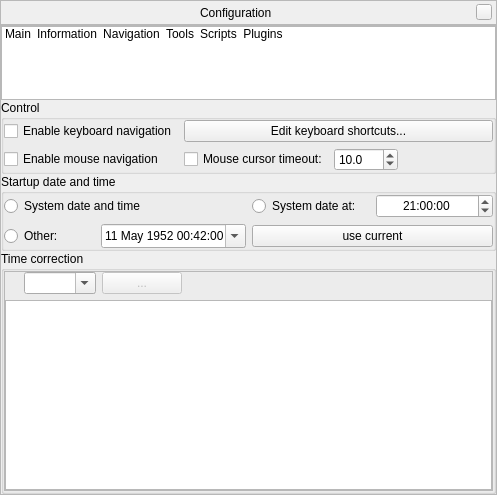
Above: src/gui/configurationDialog.ui from 519984307/stellarium_src before the change. Below: the same form after it.
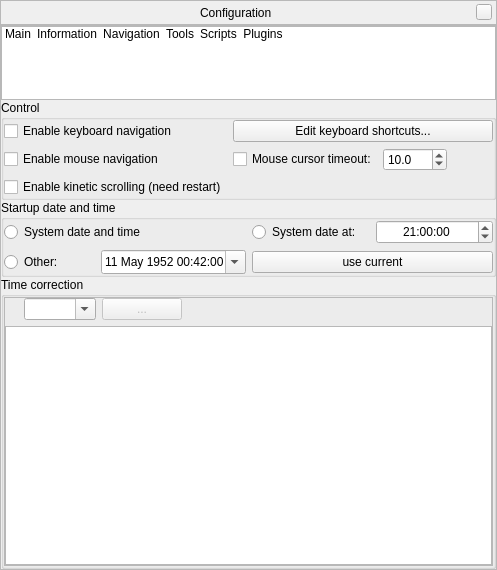
That is the form after the change. The open tabs and pages were chosen to show the change. Icons and pictures are not drawn. Custom widgets are drawn as their Qt base class.

Commit message: New code of kinetic scrolling for tablet pc and pc

```diff
--- a/src/gui/configurationDialog.ui
+++ b/src/gui/configurationDialog.ui
@@ -7,7 +7,7 @@
     <x>0</x>
     <y>0</y>
     <width>497</width>
-    <height>495</height>
+    <height>570</height>
    </rect>
   </property>
   <layout class="QVBoxLayout">
@@ -764,6 +764,13 @@
                </item>
               </layout>
              </item>
+             <item row="2" column="0">
+              <widget class="QCheckBox" name="enableKineticScrollingCheckBox">
+               <property name="text">
+                <string>Enable kinetic scrolling (need restart)</string>
+               </property>
+              </widget>
+             </item>
             </layout>
            </widget>
           </item>
```
Left out of the diff: 2 changed lines with no effect on the pictures. The commit also changes 8 other files.
